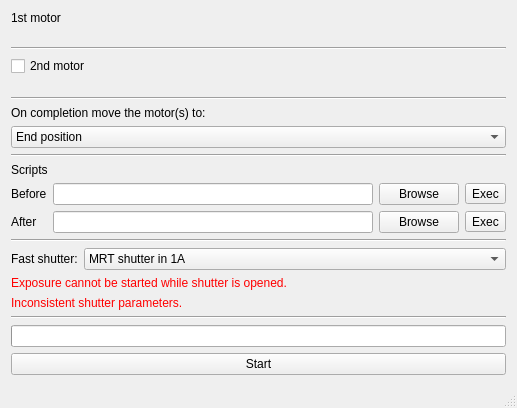
Above: mrtwindow.ui from AustralianSynchrotron/mrtgui before the change. Below: the same form after it.
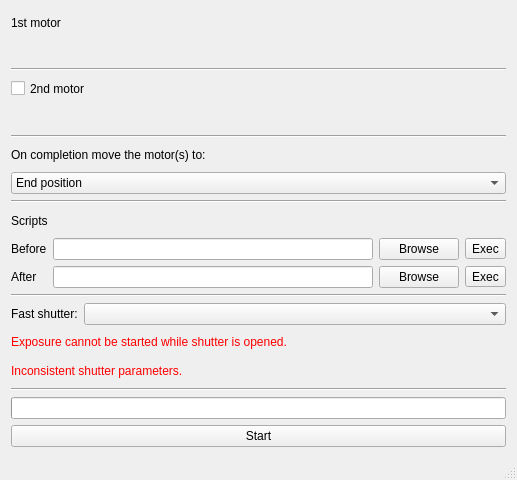
That is the form after the change. Custom widgets are drawn as their Qt base class.

Commit message: modified:   mrtgui.pro 	modified:   mrtwindow.cpp 	modified:   mrtwindow.h 	modified:   mrtwindow.ui

Patch:
```diff
--- a/mrtwindow.ui
+++ b/mrtwindow.ui
@@ -7,7 +7,7 @@
     <x>0</x>
     <y>0</y>
     <width>517</width>
-    <height>408</height>
+    <height>480</height>
    </rect>
   </property>
   <property name="windowTitle">
@@ -184,18 +184,7 @@
           </widget>
          </item>
          <item>
-          <widget class="QComboBox" name="comboBox">
-           <item>
-            <property name="text">
-             <string>MRT shutter in 1A</string>
-            </property>
-           </item>
-           <item>
-            <property name="text">
-             <string>Imaging Shutter</string>
-            </property>
-           </item>
-          </widget>
+          <widget class="QComboBox" name="shutterSelection"/>
          </item>
         </layout>
        </item>
```
The commit also changes 3 other files.
